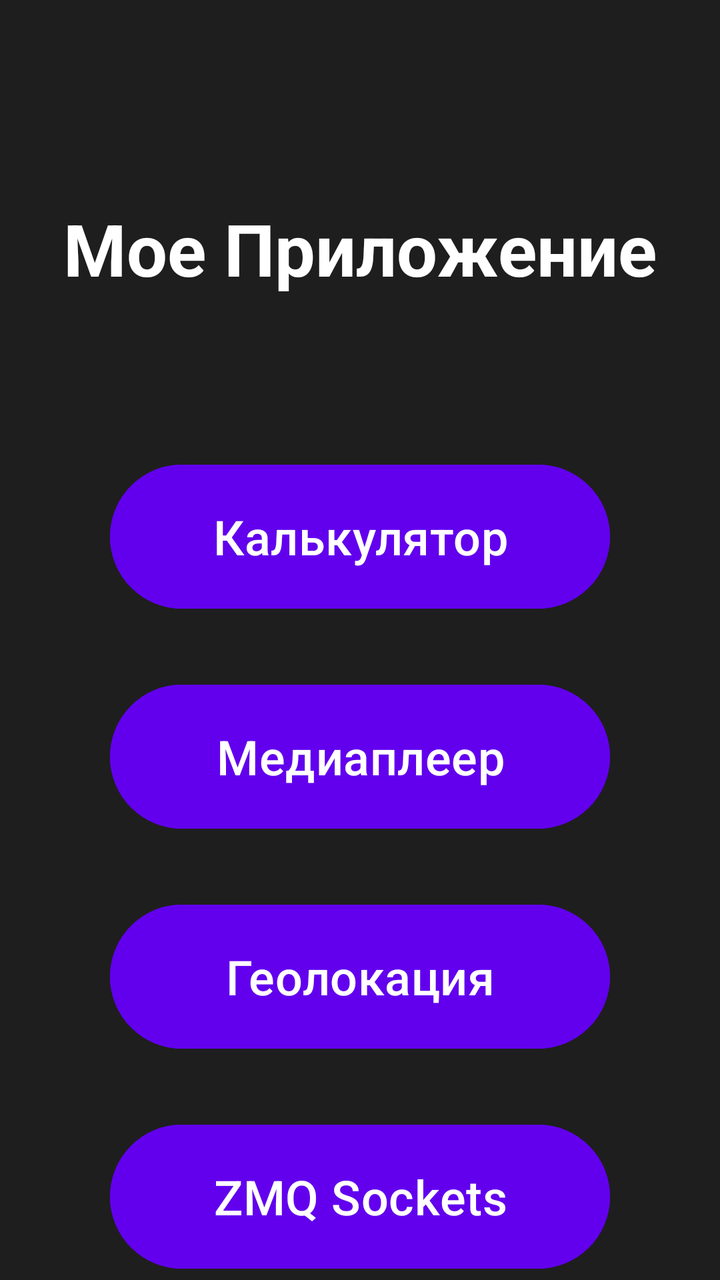
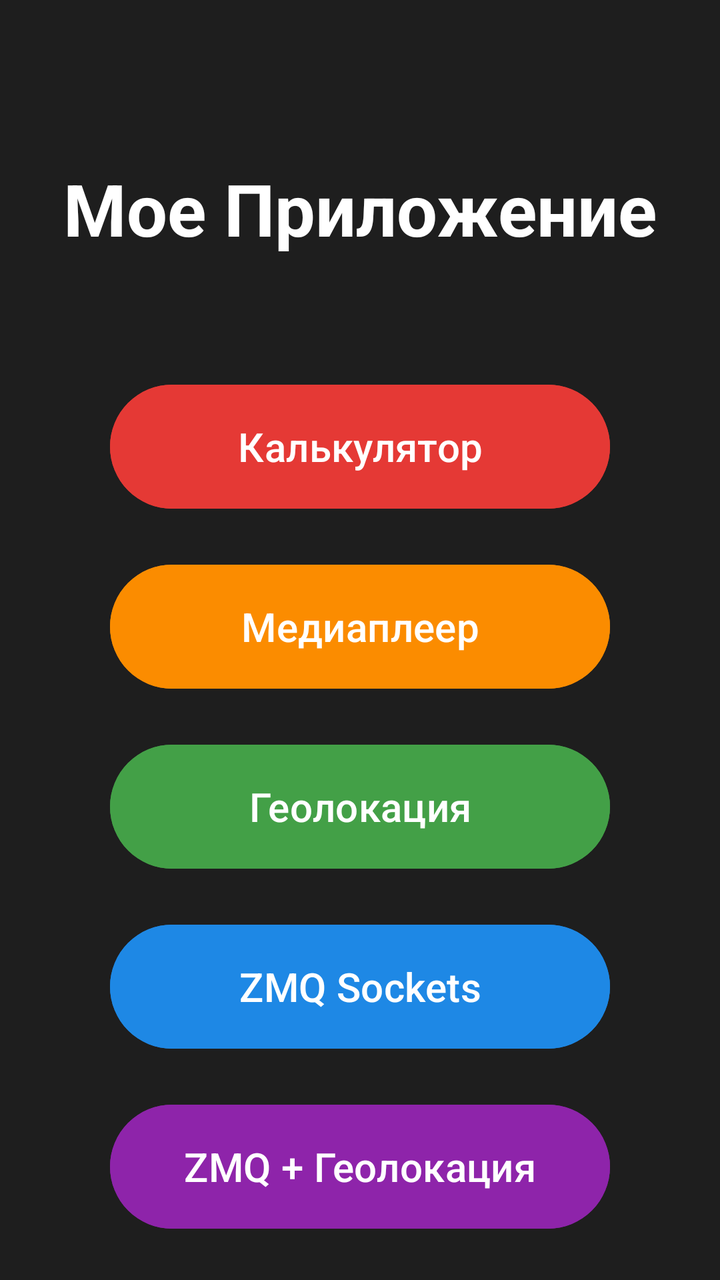

The first picture is an Android layout as it rendered before a commit; the second is the same layout after the commit. The layout source and the unified diff follow.
<!-- AndroidManifest.xml: application theme Theme.MyApplication -->
<!-- res/layout/activity_main.xml -->
<?xml version="1.0" encoding="utf-8"?>
<androidx.constraintlayout.widget.ConstraintLayout
    xmlns:android="http://schemas.android.com/apk/res/android"
    xmlns:app="http://schemas.android.com/apk/res-auto"
    android:id="@+id/main"
    android:layout_width="match_parent"
    android:layout_height="match_parent"
    android:background="#1E1E1E">

    <TextView
        android:id="@+id/tvAppTitle"
        android:layout_width="wrap_content"
        android:layout_height="wrap_content"
        android:text="Мое Приложение"
        android:textSize="36sp"
        android:textColor="#FFFFFF"
        android:textStyle="bold"
        android:layout_marginTop="100dp"
        app:layout_constraintTop_toTopOf="parent"
        app:layout_constraintStart_toStartOf="parent"
        app:layout_constraintEnd_toEndOf="parent"/>

    <Button
        android:id="@+id/btnGoToCalculator"
        android:layout_width="250dp"
        android:layout_height="80dp"
        android:text="Калькулятор"
        android:textSize="24sp"
        android:textColor="#FFFFFF"
        android:backgroundTint="#6200EE"
        android:layout_marginTop="80dp"
        app:layout_constraintTop_toBottomOf="@id/tvAppTitle"
        app:layout_constraintStart_toStartOf="parent"
        app:layout_constraintEnd_toEndOf="parent"/>

    <Button
        android:id="@+id/btnGoToMediaPlayer"
        android:layout_width="250dp"
        android:layout_height="80dp"
        android:text="Медиаплеер"
        android:textSize="24sp"
        android:textColor="#FFFFFF"
        android:backgroundTint="#6200EE"
        android:layout_marginTop="30dp"
        app:layout_constraintTop_toBottomOf="@id/btnGoToCalculator"
        app:layout_constraintStart_toStartOf="parent"
        app:layout_constraintEnd_toEndOf="parent"/>

    <Button
        android:id="@+id/btnGoToLocation"
        android:layout_width="250dp"
        android:layout_height="80dp"
        android:text="Геолокация"
        android:textSize="24sp"
        android:textColor="#FFFFFF"
        android:backgroundTint="#6200EE"
        android:layout_marginTop="30dp"
        app:layout_constraintTop_toBottomOf="@id/btnGoToMediaPlayer"
        app:layout_constraintStart_toStartOf="parent"
        app:layout_constraintEnd_toEndOf="parent"/>

    <Button
        android:id="@+id/btnGoToSockets"
        android:layout_width="250dp"
        android:layout_height="80dp"
        android:text="ZMQ Sockets"
        android:textSize="24sp"
        android:textColor="#FFFFFF"
        android:backgroundTint="#6200EE"
        android:layout_marginTop="30dp"
        app:layout_constraintTop_toBottomOf="@id/btnGoToLocation"
        app:layout_constraintStart_toStartOf="parent"
        app:layout_constraintEnd_toEndOf="parent"/>




</androidx.constraintlayout.widget.ConstraintLayout>
<!-- resources referenced by this layout -->
<resources>
  <style name="Theme.MyApplication" parent="Base.Theme.MyApplication" />
  <style name="Base.Theme.MyApplication" parent="Theme.Material3.DayNight.NoActionBar">
          
          
      </style>
</resources>

<!-- the commit's change to res/layout/activity_main.xml (unified diff, before → after) -->
@@ -15,7 +15,7 @@
         android:textSize="36sp"
         android:textColor="#FFFFFF"
         android:textStyle="bold"
-        android:layout_marginTop="100dp"
+        android:layout_marginTop="80dp"
         app:layout_constraintTop_toTopOf="parent"
         app:layout_constraintStart_toStartOf="parent"
         app:layout_constraintEnd_toEndOf="parent"/>
@@ -23,12 +23,12 @@
     <Button
         android:id="@+id/btnGoToCalculator"
         android:layout_width="250dp"
-        android:layout_height="80dp"
+        android:layout_height="70dp"
         android:text="Калькулятор"
-        android:textSize="24sp"
+        android:textSize="20sp"
         android:textColor="#FFFFFF"
-        android:backgroundTint="#6200EE"
-        android:layout_marginTop="80dp"
+        android:backgroundTint="#E53935"
+        android:layout_marginTop="60dp"
         app:layout_constraintTop_toBottomOf="@id/tvAppTitle"
         app:layout_constraintStart_toStartOf="parent"
         app:layout_constraintEnd_toEndOf="parent"/>
@@ -36,12 +36,12 @@
     <Button
         android:id="@+id/btnGoToMediaPlayer"
         android:layout_width="250dp"
-        android:layout_height="80dp"
+        android:layout_height="70dp"
         android:text="Медиаплеер"
-        android:textSize="24sp"
+        android:textSize="20sp"
         android:textColor="#FFFFFF"
-        android:backgroundTint="#6200EE"
-        android:layout_marginTop="30dp"
+        android:backgroundTint="#FB8C00"
+        android:layout_marginTop="20dp"
         app:layout_constraintTop_toBottomOf="@id/btnGoToCalculator"
         app:layout_constraintStart_toStartOf="parent"
         app:layout_constraintEnd_toEndOf="parent"/>
@@ -49,12 +49,12 @@
     <Button
         android:id="@+id/btnGoToLocation"
         android:layout_width="250dp"
-        android:layout_height="80dp"
+        android:layout_height="70dp"
         android:text="Геолокация"
-        android:textSize="24sp"
+        android:textSize="20sp"
         android:textColor="#FFFFFF"
-        android:backgroundTint="#6200EE"
-        android:layout_marginTop="30dp"
+        android:backgroundTint="#43A047"
+        android:layout_marginTop="20dp"
         app:layout_constraintTop_toBottomOf="@id/btnGoToMediaPlayer"
         app:layout_constraintStart_toStartOf="parent"
         app:layout_constraintEnd_toEndOf="parent"/>
@@ -62,17 +62,27 @@
     <Button
         android:id="@+id/btnGoToSockets"
         android:layout_width="250dp"
-        android:layout_height="80dp"
+        android:layout_height="70dp"
         android:text="ZMQ Sockets"
-        android:textSize="24sp"
+        android:textSize="20sp"
         android:textColor="#FFFFFF"
-        android:backgroundTint="#6200EE"
-        android:layout_marginTop="30dp"
+        android:backgroundTint="#1E88E5"
+        android:layout_marginTop="20dp"
         app:layout_constraintTop_toBottomOf="@id/btnGoToLocation"
         app:layout_constraintStart_toStartOf="parent"
         app:layout_constraintEnd_toEndOf="parent"/>
 
-
-
+    <Button
+        android:id="@+id/btnGoToZmqLocation"
+        android:layout_width="250dp"
+        android:layout_height="70dp"
+        android:text="ZMQ + Геолокация"
+        android:textSize="20sp"
+        android:textColor="#FFFFFF"
+        android:backgroundTint="#8E24AA"
+        android:layout_marginTop="20dp"
+        app:layout_constraintTop_toBottomOf="@id/btnGoToSockets"
+        app:layout_constraintStart_toStartOf="parent"
+        app:layout_constraintEnd_toEndOf="parent"/>
 
 </androidx.constraintlayout.widget.ConstraintLayout>
